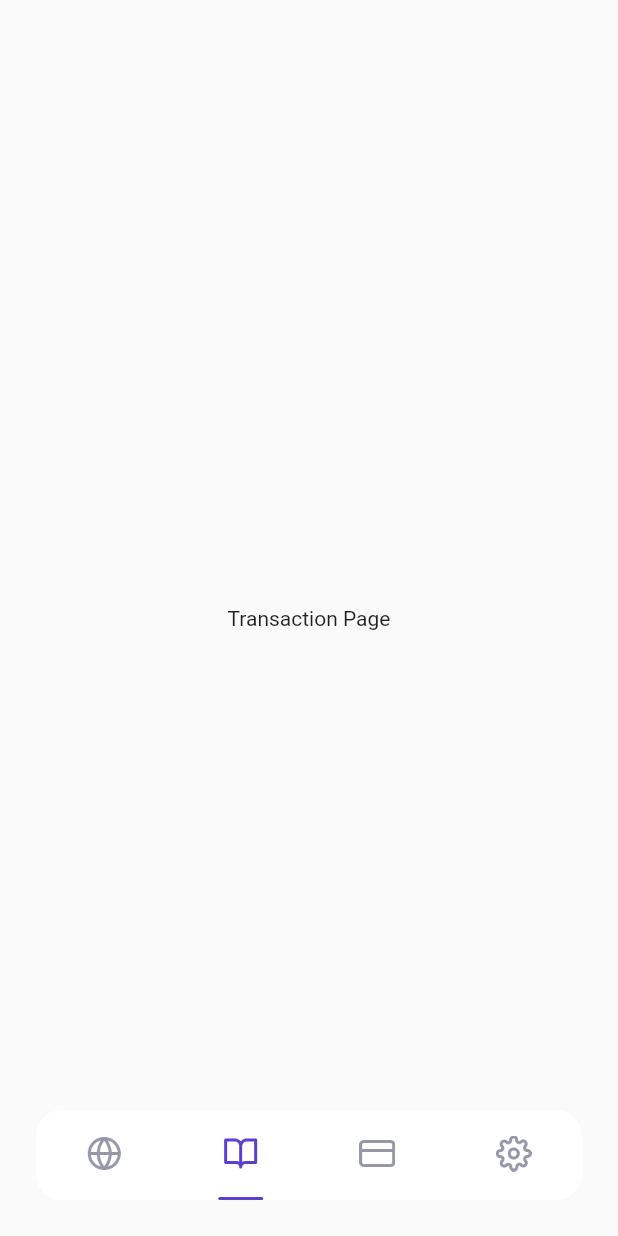
After one commit to Bintaaaa/air_plane_flutter, a Flutter app: the MainPage screen opened by its route, item 2 of the bottom bar chosen, on a phone screen of 412 x 824 dp. The commit adds this screen. Run offline on Flutter 3.47's test engine with Material 2 defaults, Android fonts, the phone set to English and light mode, and no system bars; our stand-ins replace bloc, flutter_bloc, google_fonts.

Commit message:
button navigation sudah berfungsi dengan cubit

```diff
--- /dev/null
+++ b/lib/cubit/page_cubit.dart
@@ -0,0 +1,10 @@
+import 'package:bloc/bloc.dart';
+
+
+class PageCubit extends Cubit<int> {
+  PageCubit() : super(0);
+
+  void setPage(int newPage){
+    emit(newPage);
+  }
+}
--- a/lib/ui/pages/main_page.dart
+++ b/lib/ui/pages/main_page.dart
@@ -1,5 +1,10 @@
+import 'package:air_plane/cubit/page_cubit.dart';
+import 'package:air_plane/ui/pages/setting_page.dart';
+import 'package:air_plane/ui/pages/transaction_page.dart';
+import 'package:air_plane/ui/pages/wallet_page.dart';
 import 'package:air_plane/ui/widgets/item_bottom_navigation.dart';
 import 'package:flutter/material.dart';
+import 'package:flutter_bloc/flutter_bloc.dart';
 import '../../style/theme.dart';
 import 'home_page.dart';
 
@@ -8,42 +13,63 @@ class MainPage extends StatelessWidget {
 
   @override
   Widget build(BuildContext context) {
-
-    Widget bottomNavigation(){
+    Widget bottomNavigation() {
       return Align(
         alignment: Alignment.bottomCenter,
         child: Container(
           width: double.infinity,
           height: 60,
-          margin: EdgeInsets.only(bottom: defaultMargin, right: defaultMargin, left: defaultMargin),
+          margin: EdgeInsets.only(
+              bottom: defaultMargin, right: defaultMargin, left: defaultMargin),
           decoration: BoxDecoration(
-            color: kWhiteColor,
-            borderRadius: BorderRadius.circular(17)
-          ),
+              color: kWhiteColor, borderRadius: BorderRadius.circular(17)),
           child: Row(
             mainAxisAlignment: MainAxisAlignment.spaceAround,
             children: [
-             ItemBottomNavigation(iconUrl: "icon_home",isSelected: true,),
-             ItemBottomNavigation(iconUrl: "icon_booking",),
-             ItemBottomNavigation(iconUrl: "icon_card",),
-             ItemBottomNavigation(iconUrl: "icon_settings",),
+              ItemBottomNavigation(
+                  iconUrl: "icon_home", isSelected: true, index: 0),
+              ItemBottomNavigation(
+                iconUrl: "icon_booking",
+                index: 1,
+              ),
+              ItemBottomNavigation(
+                iconUrl: "icon_card",
+                index: 2,
+              ),
+              ItemBottomNavigation(
+                iconUrl: "icon_settings",
+                index: 3,
+              ),
             ],
           ),
         ),
       );
     }
 
-    Widget buildContent(){
+    Widget buildContent(int currentIndex) {
+      switch (currentIndex) {
+        case 0:
+          return HomePage();
+        case 1:
+          return TransactionPage();
+        case 2:
+          return WalletPage();
+        case 3:
+          return SettingPage();
+        default:
+          return HomePage();
+      }
       return HomePage();
     }
 
-    return Scaffold(
-      body: Stack(
-        children: [
-          buildContent(),
-          bottomNavigation()
-        ],
-      ),
+    return BlocBuilder<PageCubit, int>(
+      builder: (context, currentIndex) {
+        return Scaffold(
+          body: Stack(
+            children: [buildContent(currentIndex), bottomNavigation()],
+          ),
+        );
+      },
     );
   }
 }
--- /dev/null
+++ b/lib/ui/pages/transaction_page.dart
@@ -0,0 +1,14 @@
+import 'package:flutter/material.dart';
+
+class TransactionPage extends StatelessWidget {
+  const TransactionPage({Key? key}) : super(key: key);
+
+  @override
+  Widget build(BuildContext context) {
+    return Scaffold(
+      body: Center(
+        child: Text("Transaction Page"),
+      ) ,
+    );
+  }
+}
--- a/lib/ui/widgets/item_bottom_navigation.dart
+++ b/lib/ui/widgets/item_bottom_navigation.dart
@@ -1,40 +1,41 @@
+import 'package:air_plane/cubit/page_cubit.dart';
 import 'package:air_plane/style/theme.dart';
 import 'package:flutter/material.dart';
+import 'package:provider/src/provider.dart';
 
 class ItemBottomNavigation extends StatelessWidget {
-
   final String iconUrl;
   final bool isSelected;
+  final int index;
 
-  const ItemBottomNavigation({Key? key, required this.iconUrl, this.isSelected = false}) : super(key: key);
+  const ItemBottomNavigation(
+      {Key? key, required this.iconUrl, this.isSelected = false, required this.index})
+      : super(key: key);
 
   @override
   Widget build(BuildContext context) {
-    return Column(
+    return GestureDetector(
+      onTap: () {
+        context.read<PageCubit>().setPage(index);
+      },
+      child: Column(
         mainAxisAlignment: MainAxisAlignment.spaceBetween,
         children: [
           SizedBox(),
-        Container(
-          width: 24,
-          height: 24,
-          decoration: BoxDecoration(
-              image: DecorationImage(
-                  image: AssetImage(
-                      "assets/$iconUrl.png"
-                  )
-              )
-          ),
-        ),
+          Image.asset("assets/$iconUrl.png", width: 24, height: 24, color: context
+              .read<PageCubit>()
+              .state == index ? kPrimaryColor : kGreyColor),
           Container(
             width: 30,
             height: 2,
             decoration: BoxDecoration(
-              color: isSelected ? kPrimaryColor : kTransparent,
-              borderRadius: BorderRadius.circular(17)
-          ),
-
+                color: context
+                    .read<PageCubit>()
+                    .state == index ? kPrimaryColor : kTransparent,
+                borderRadius: BorderRadius.circular(17)),
           )
         ],
+      ),
     );
   }
 }
--- a/pubspec.yaml
+++ b/pubspec.yaml
@@ -26,6 +26,8 @@ dependencies:
 
   #Google Fonts
   google_fonts: ^2.1.0
+  #Flutter Bloc
+  flutter_bloc: ^7.3.1
 
 
   # The following adds the Cupertino Icons font to your application.
```
Also changed, not shown: lib/main.dart (+8 -1 lines), lib/ui/pages/setting_page.dart (added, +14 -0 lines), lib/ui/pages/wallet_page.dart (added, +14 -0 lines), pubspec.lock. Lines whose indentation alone changed are shown as unchanged.
